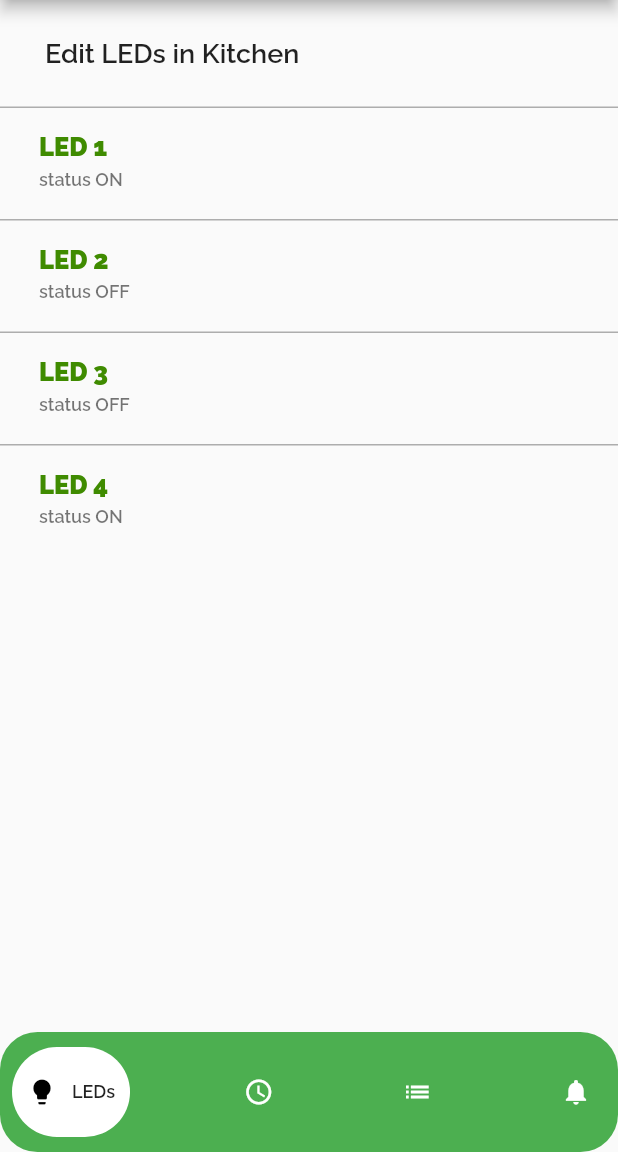
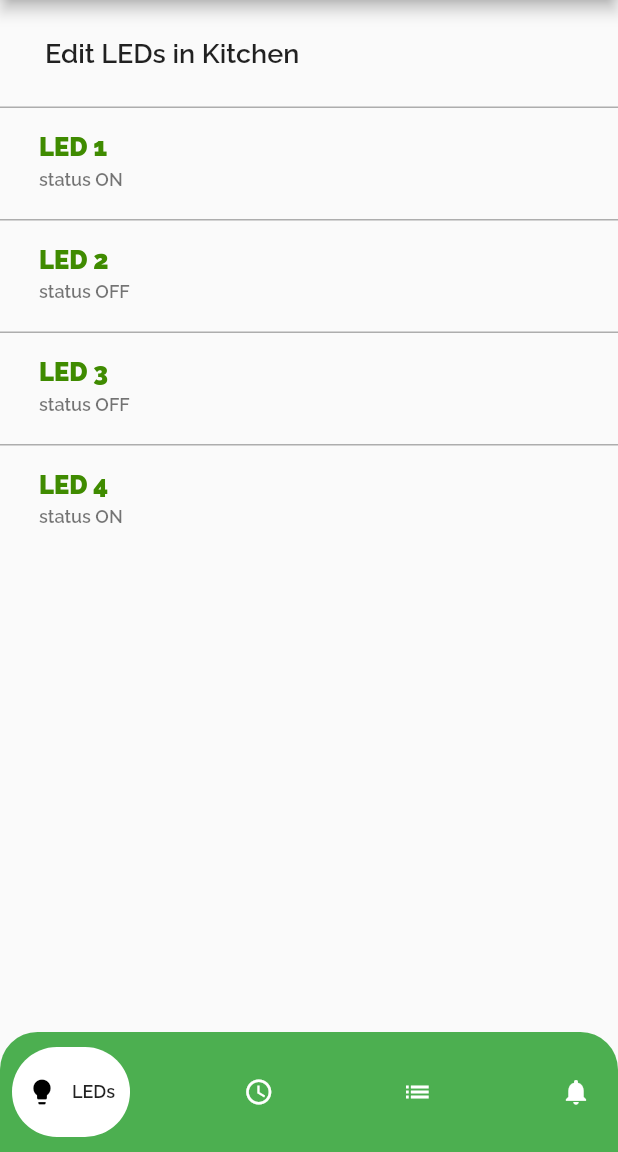
Before and after one commit to MohammadAlAgha/luminexa, a Flutter app: the systemPage screen opened directly, on a phone screen of 412 x 824 dp, the part 84-1236 px from its top. Run offline on Flutter 3.47's test engine with Material 2 defaults, Android fonts, the phone set to English and light mode, and no system bars; drawn by our look-alikes of google_nav_bar; our stand-ins replace flutter_svg.

Commit message:
Frontend: Fixed the Nav Bar border

```diff
--- a/luminexa_mobile/lib/screens/systemPage.dart
+++ b/luminexa_mobile/lib/screens/systemPage.dart
@@ -33,8 +33,7 @@ class _systemPageState extends State<systemPage> {
         bottomNavigationBar: Container(
           decoration: BoxDecoration(
               color: Colors.green,
-              borderRadius: BorderRadius.horizontal(
-                  left: Radius.circular(25), right: Radius.circular(25))),
+              borderRadius: BorderRadius.vertical(top: Radius.circular(25))),
           child: Padding(
             padding: const EdgeInsets.symmetric(horizontal: 8, vertical: 10),
             child: GNav(
```
